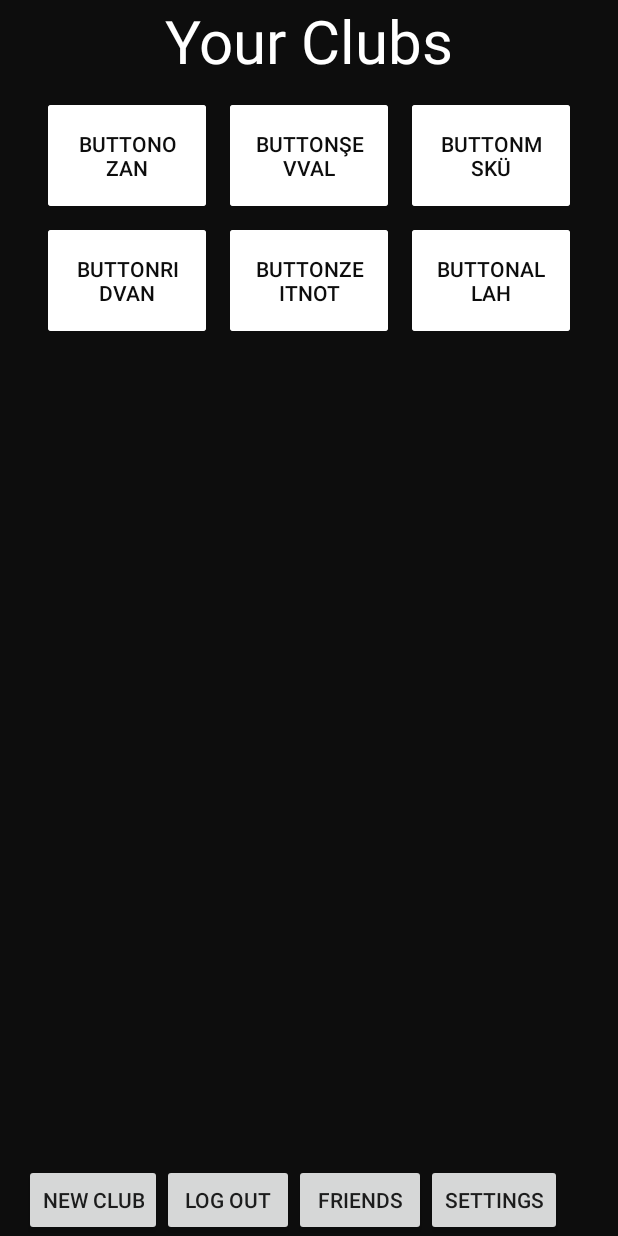
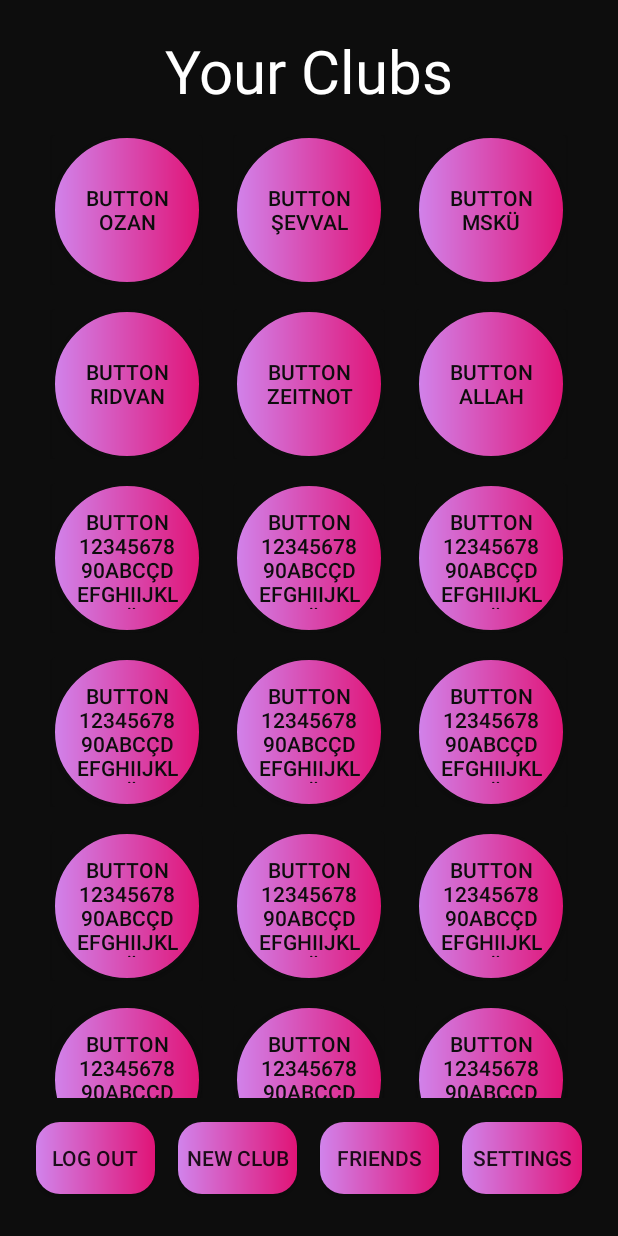
Before and after one commit to XanthumR/Roxid, an Android app: the ClubsMain screen opened directly, with no data from a screen before it, on a phone screen of 412 x 824 dp. Run offline under Robolectric (Android 15) with nearby library versions, the phone set to English and light mode, and no system bars.

Commit message:
Clubs main page is almost finished.
It's almost finished but database connection and dynamic linkable clubs are require

```diff
--- a/app/src/main/java/msku/ceng/madlab/roxid/ClubsAdapter.java
+++ b/app/src/main/java/msku/ceng/madlab/roxid/ClubsAdapter.java
@@ -53,20 +53,18 @@ public class ClubsAdapter extends RecyclerView.Adapter<ClubsAdapter.ClubsViewObj
     }
 
 
-    //TODO: BURAYA GİRMİYOR DÜZELMESİ GEREKLİ DÜZGÜN BAĞLANMAMIŞ
     @Override
     public void onBindViewHolder(@NonNull ClubsViewObjects holder, int position) {
 
         System.out.println("DENEMEEEE");
         String isimler = list.get(position);
 
-        holder.clubText.setText(isimler);
         holder.clubButton.setText("Button" + isimler);
 
-        holder.cardId.setOnClickListener(new View.OnClickListener() {
+        holder.clubButton.setOnClickListener(new View.OnClickListener() {
             @Override
             public void onClick(View view) {
-                Toast.makeText(context,"Seçilen isim: " + isimler, Toast.LENGTH_SHORT).show();
+                System.out.println("BUTONA TIKLANDI");
             }
         });
     }
@@ -79,14 +77,12 @@ public class ClubsAdapter extends RecyclerView.Adapter<ClubsAdapter.ClubsViewObj
     public class ClubsViewObjects extends RecyclerView.ViewHolder{
 
         public CardView cardId;
-        public TextView clubText;
         public Button clubButton;
 
         public ClubsViewObjects(@NonNull View view) {
             super(view);
 
             cardId = view.findViewById(R.id.cardId);
-            clubText = view.findViewById(R.id.denemeText);
             clubButton = view.findViewById(R.id.denemeButton);
         }
     }
--- a/app/src/main/java/msku/ceng/madlab/roxid/ClubsMain.java
+++ b/app/src/main/java/msku/ceng/madlab/roxid/ClubsMain.java
@@ -1,6 +1,9 @@
 package msku.ceng.madlab.roxid;
 
+import android.content.Intent;
 import android.os.Bundle;
+import android.view.View;
+import android.widget.Button;
 
 import androidx.activity.EdgeToEdge;
 import androidx.appcompat.app.AppCompatActivity;
@@ -16,6 +19,10 @@ import java.util.List;
 
 public class ClubsMain extends AppCompatActivity {
 
+    Button btnBack;
+    Button newClub;
+    Button settings;
+    Button friends;
     private RecyclerView rowId;
     private ArrayList<String> listName;
     private ClubsAdapter adapter;
@@ -30,14 +37,74 @@ public class ClubsMain extends AppCompatActivity {
         rowId.setHasFixedSize(true);
         rowId.setLayoutManager(new GridLayoutManager(this,3));
 
+        btnBack = findViewById(R.id.btnLogOut);
+        btnBack.setOnClickListener(new View.OnClickListener() {
+            @Override
+            public void onClick(View view) {
+                Intent intent = new Intent(ClubsMain.this, MainActivity.class);
+                startActivity(intent);
+                //TODO: Session kapatma yapılacak
+            }
+        });
+        //1365
+
+        btnBack = findViewById(R.id.btnNewClub);
+        btnBack.setOnClickListener(new View.OnClickListener() {
+            @Override
+            public void onClick(View view) {
+                //Intent intent = new Intent(ClubsMain.this,Newclub.class);
+                //startActivity(intent);
+            }
+        });
+
+        friends = findViewById(R.id.btnFriends);
+        friends.setOnClickListener(new View.OnClickListener() {
+            @Override
+            public void onClick(View view) {
+                //Intent intent = new Intent(ClubsMain.this,Friends.class);
+                //startActivity(intent);
+            }
+        });
+
+        settings = findViewById(R.id.btnSettings);
+        settings.setOnClickListener(new View.OnClickListener() {
+            @Override
+            public void onClick(View view) {
+                //Intent intent = new Intent(ClubsMain.this,Settings.class);
+                //startActivity(intent);
+            }
+        });
+
+
         listName = new ArrayList<>();
 
-        listName.add("Ozan");
-        listName.add("Şevval");
-        listName.add("MSKÜ");
-        listName.add("Rıdvan");
-        listName.add("Zeitnot");
-        listName.add("Allah");
+        listName.add(" Ozan");
+        listName.add(" Şevval");
+        listName.add(" MSKÜ");
+        listName.add(" Rıdvan");
+        listName.add(" Zeitnot");
+        listName.add(" Allah");
+        listName.add(" 1234567890abcçdefghıijklmnoöprsştuüvyz");
+        listName.add(" 1234567890abcçdefghıijklmnoöprsştuüvyz");
+        listName.add(" 1234567890abcçdefghıijklmnoöprsştuüvyz");
+        listName.add(" 1234567890abcçdefghıijklmnoöprsştuüvyz");
+        listName.add(" 1234567890abcçdefghıijklmnoöprsştuüvyz");
+        listName.add(" 1234567890abcçdefghıijklmnoöprsştuüvyz");
+        listName.add(" 1234567890abcçdefghıijklmnoöprsştuüvyz");
+        listName.add(" 1234567890abcçdefghıijklmnoöprsştuüvyz");
+        listName.add(" 1234567890abcçdefghıijklmnoöprsştuüvyz");
+        listName.add(" 1234567890abcçdefghıijklmnoöprsştuüvyz");
+        listName.add(" 1234567890abcçdefghıijklmnoöprsştuüvyz");
+        listName.add(" 1234567890abcçdefghıijklmnoöprsştuüvyz");
+        listName.add(" 1234567890abcçdefghıijklmnoöprsştuüvyz");
+        listName.add(" 1234567890abcçdefghıijklmnoöprsştuüvyz");
+        listName.add(" 1234567890abcçdefghıijklmnoöprsştuüvyz");
+        listName.add(" 1234567890abcçdefghıijklmnoöprsştuüvyz");
+        listName.add(" 1234567890abcçdefghıijklmnoöprsştuüvyz");
+        listName.add(" 1234567890abcçdefghıijklmnoöprsştuüvyz");
+        listName.add(" 1234567890abcçdefghıijklmnoöprsştuüvyz");
+        listName.add(" 1234567890abcçdefghıijklmnoöprsştuüvyz");
+        listName.add(" 1234567890abcçdefghıijklmnoöprsştuüvyz");
 
         System.out.println(listName);
 
--- a/app/src/main/java/msku/ceng/madlab/roxid/confirmation_code.java
+++ b/app/src/main/java/msku/ceng/madlab/roxid/confirmation_code.java
@@ -16,7 +16,10 @@ import androidx.core.view.WindowInsetsCompat;
 public class confirmation_code extends AppCompatActivity {
     EditText codeText;
     Button confirmButton;
+    Button backButton;
     DatabaseManager dbManager;
+
+
     @Override
     protected void onCreate(Bundle savedInstanceState) {
         super.onCreate(savedInstanceState);
@@ -24,6 +27,8 @@ public class confirmation_code extends AppCompatActivity {
         setContentView(R.layout.activity_confirmation_code);
         codeText = findViewById(R.id.ConfirmationCode);
         confirmButton = findViewById(R.id.confirmButton);
+        backButton = findViewById(R.id.backToMain);
+
         Intent intent = getIntent();
         Bundle bundle = intent.getExtras();
         dbManager = new DatabaseManager(this);
@@ -49,5 +54,13 @@ public class confirmation_code extends AppCompatActivity {
             }
         });
 
+        backButton.setOnClickListener(new View.OnClickListener() {
+            @Override
+            public void onClick(View view) {
+                Intent backIntent = new Intent(confirmation_code.this, MainActivity.class);
+                startActivity(backIntent);
+            }
+        });
+
     }
 }
--- /dev/null
+++ b/app/src/main/res/drawable/rounded_button.xml
@@ -0,0 +1,16 @@
+<shape xmlns:android="http://schemas.android.com/apk/res/android">
+    <corners android:radius="50dp" /> <!-- Köşeleri yuvarlak yapar -->
+
+    <gradient
+        android:startColor="#d183eb"
+        android:endColor="#e01477"
+        android:angle="0" />
+    <padding
+        android:left="16dp"
+        android:top="16dp"
+        android:right="16dp"
+        android:bottom="16dp" />
+    <stroke
+        android:width="2dp"
+        android:color="@color/black" />
+</shape>
--- a/app/src/main/res/layout/activity_clubs_main.xml
+++ b/app/src/main/res/layout/activity_clubs_main.xml
@@ -14,9 +14,8 @@
         android:text="Your Clubs"
         android:textColor="@color/white"
         android:gravity="center"
-        android:textSize="40sp"/>
-
-
+        android:textSize="40sp"
+        android:paddingTop="20dp"/>
 
     <androidx.recyclerview.widget.RecyclerView
         android:id="@+id/rowId"
@@ -27,40 +26,51 @@
         android:scrollbars="horizontal" />
 
     <LinearLayout
-        android:layout_width="wrap_content"
+        android:layout_width="match_parent"
         android:layout_height="wrap_content"
-        android:orientation="horizontal">
+        android:orientation="horizontal"
+        android:gravity="center"
+        android:divider="@android:color/transparent"
+        android:showDividers="middle"
+        android:dividerPadding="8dp"
+        android:paddingBottom="20dp">
+
+        <Button
+            android:id="@+id/btnLogOut"
+            android:background="@drawable/button_gradient"
+            android:layout_width="0dp"
+            android:layout_height="wrap_content"
+            android:layout_weight="1"
+            android:layout_margin="8dp"
+            android:text="Log Out" />
 
         <Button
             android:id="@+id/btnNewClub"
-            android:layout_width="wrap_content"
+            android:background="@drawable/button_gradient"
+            android:layout_width="0dp"
             android:layout_height="wrap_content"
             android:layout_weight="1"
-
+            android:layout_margin="8dp"
             android:text="New Club" />
 
-        <Button
-            android:id="@+id/btnLogOut"
-            android:layout_width="wrap_content"
-            android:layout_height="wrap_content"
-            android:layout_weight="1"
 
-            android:text="Log Out" />
 
         <Button
             android:id="@+id/btnFriends"
-            android:layout_width="wrap_content"
+            android:background="@drawable/button_gradient"
+            android:layout_width="0dp"
+            android:layout_height="wrap_content"
             android:layout_weight="1"
-
-            android:layout_height="wrap_content"
+            android:layout_margin="8dp"
             android:text="Friends" />
 
         <Button
             android:id="@+id/btnSettings"
-            android:layout_width="wrap_content"
+            android:background="@drawable/button_gradient"
+            android:layout_width="0dp"
+            android:layout_height="wrap_content"
             android:layout_weight="1"
-
-            android:layout_height="wrap_content"
+            android:layout_margin="8dp"
             android:text="Settings" />
     </LinearLayout>
 
--- a/app/src/main/res/layout/activity_confirmation_code.xml
+++ b/app/src/main/res/layout/activity_confirmation_code.xml
@@ -54,13 +54,13 @@
         android:layout_marginTop="28dp"
         android:background="@drawable/button_gradient"
         android:text="ConfIrm"
-        app:layout_constraintEnd_toStartOf="@+id/back"
+        app:layout_constraintEnd_toStartOf="@+id/backToMain"
         app:layout_constraintHorizontal_bias="0.5"
         app:layout_constraintStart_toStartOf="parent"
         app:layout_constraintTop_toBottomOf="@+id/ConfirmationCode" />
 
     <Button
-        android:id="@+id/back"
+        android:id="@+id/backToMain"
         android:layout_width="139dp"
         android:layout_height="49dp"
         android:layout_marginTop="28dp"
--- a/app/src/main/res/layout/row_clubs.xml
+++ b/app/src/main/res/layout/row_clubs.xml
@@ -1,6 +1,7 @@
 <LinearLayout xmlns:android="http://schemas.android.com/apk/res/android"
     android:layout_width="match_parent"
     android:layout_height="wrap_content"
+    xmlns:app="http://schemas.android.com/apk/res-auto"
     android:background="@color/black"
     android:gravity="center"
     android:orientation="horizontal"
@@ -8,26 +9,23 @@
 
 
     <androidx.cardview.widget.CardView
-        android:layout_width="match_parent"
-        android:layout_height="match_parent"
-        android:id="@+id/cardId">
+        android:layout_width="wrap_content"
+        android:layout_height="wrap_content"
+        app:cardBackgroundColor="@color/black"
+        android:id="@+id/cardId"
+        >
 
         <Button
             android:id="@+id/denemeButton"
-            android:layout_width="wrap_content"
-            android:layout_height="wrap_content"
-            android:background="@color/white"
+            android:layout_width="100dp"
+            android:layout_height="100dp"
+            android:background="@drawable/rounded_button"
             android:padding="16dp"
+            android:shadowRadius="40"
             android:text="Club Name"
-            android:textColor="@color/black" />
+            android:textColor="@color/black"
+            />
 
-        <TextView
-            android:id="@+id/denemeText"
-            android:layout_width="match_parent"
-            android:layout_height="match_parent"
-            android:gravity="center"
-            android:text="DENEME TEXT"
-            android:textColor="@color/black" />
     </androidx.cardview.widget.CardView>
 
 
```
